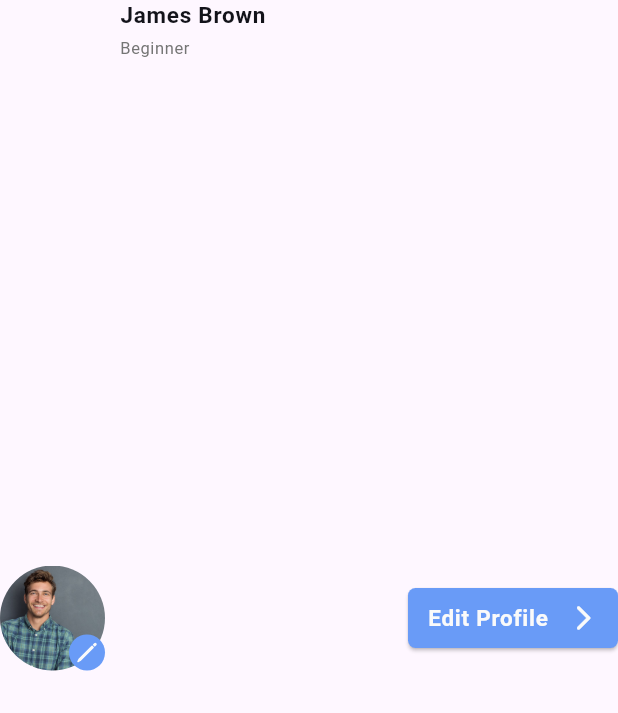
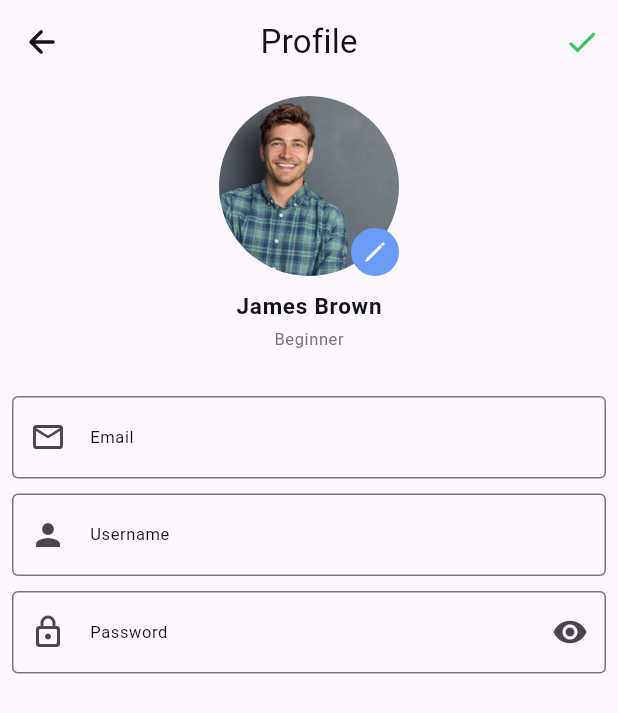
Before and after one commit to NhatToan1010/flutter_study_app, a Flutter app: the AvatarWidget widget shown alone on an empty page, opened directly with empty values, after a tap on "Edit Profile", on a phone screen of 412 x 824 dp. Shown: the top 713 px of the screen. Run offline on Flutter 3.47's test engine with Material 3 defaults, Android fonts, the phone set to English and light mode, and no system bars; our stand-ins replace cloud_firestore, firebase_auth, firebase_core, get, google_fonts, ionicons and 2 more; missing offline and left inert: otp_timer_button; accounts and stored records are empty; network calls fail.

Commit message:
Create Fetching data feature for UserModel. Create getUserDetails & getAllUser in user_repository.dart. Create update_profile_screen.dart and fetch data from 'Users' collection into update_profile_screen.dart.

```diff
--- a/lib/src/features/authentication/controllers/sign_up_controller.dart
+++ b/lib/src/features/authentication/controllers/sign_up_controller.dart
@@ -13,10 +13,10 @@ class SignUpController extends GetxController {
   final userName = TextEditingController();
 
   final userRepo = Get.put(UserRepository());
+  final userAuth = Get.put(AuthenticationRepository());
 
   void createUser(UserModel user) {
     userRepo.createUser(user);
-    AuthenticationRepository.instance
-        .createUserWithEmailAndPassword(user.email, user.password);
+    userAuth.createUserWithEmailAndPassword(user.email, user.password);
   }
 }
--- a/lib/src/features/authentication/models/user_model.dart
+++ b/lib/src/features/authentication/models/user_model.dart
@@ -1,3 +1,5 @@
+import 'package:cloud_firestore/cloud_firestore.dart';
+
 class UserModel {
   final String? id;
   final String userName;
@@ -13,4 +15,15 @@ class UserModel {
   toJSON() {
     return {"UserName": userName, "Email": email, "Password": password};
   }
+
+  // --- Fetch user data form FireStore to UserModel
+  factory UserModel.fromSnapshot(
+      DocumentSnapshot<Map<String, dynamic>> document) {
+    final data = document.data()!;
+    return UserModel(
+        id: document.id,
+        userName: data["UserName"],
+        email: data["Email"],
+        password: data["Password"]);
+  }
 }
--- a/lib/src/features/authentication/screens/sign_up_screen/widget/sign_up_form_widget.dart
+++ b/lib/src/features/authentication/screens/sign_up_screen/widget/sign_up_form_widget.dart
@@ -74,7 +74,6 @@ class SignUpForm extends StatelessWidget {
               ),
             ),
           ),
-          const SizedBox(height: 10.0),
           const SizedBox(height: 20.0),
           /* --- Button Sign Up --- */
           SizedBox(
@@ -86,8 +85,7 @@ class SignUpForm extends StatelessWidget {
                       email: controller.email.text.trim(),
                       password: controller.password.text.trim());
                   if (formKey.currentState!.validate()) {
-                    SignUpController.instance.createUser(user);
-                    Get.offAll(const DashBoard());
+                    controller.createUser(user);
                   }
                 },
                 child: Text(
--- /dev/null
+++ b/lib/src/features/home/controllers/profile/profile_controller.dart
@@ -0,0 +1,27 @@
+import 'package:flutter/material.dart';
+import 'package:flutter_study_app/src/repository/authentication_repository/authentication_repository.dart';
+import 'package:flutter_study_app/src/repository/authentication_repository/user_repository.dart';
+import 'package:get/get.dart';
+
+class ProfileController extends GetxController {
+  static ProfileController get find => Get.find();
+
+  final authRepo = Get.put(AuthenticationRepository());
+  final userRepo = Get.put(UserRepository());
+
+  // --- Get User Email and pass into UserRepository to fetch user record
+  getUserDetails() {
+    final email = authRepo.firebaseUser.value?.email;
+    if (email != null) {
+      return userRepo.getUserDetails(email);
+    } else {
+      Get.snackbar("Error", "Something went wrong!",
+          backgroundColor: Colors.redAccent.withOpacity(0.1),
+          colorText: Colors.red,
+          snackPosition: SnackPosition.BOTTOM);
+    }
+  }
+  getAllUser() {
+    return userRepo.getAllUser();
+  }
+}
--- a/lib/src/features/home/screens/dashboard/widget/bottom_navigation_bar.dart
+++ b/lib/src/features/home/screens/dashboard/widget/bottom_navigation_bar.dart
@@ -1,6 +1,7 @@
 import 'package:flutter/material.dart';
 import 'package:flutter_study_app/src/constants/colors.dart';
 import 'package:flutter_study_app/src/features/home/screens/dashboard/dashboard.dart';
+import 'package:flutter_study_app/src/features/home/screens/profile/profile_screen.dart';
 import 'package:get/get.dart';
 
 class DashBoardBottomNavigationBar extends StatelessWidget {
@@ -38,7 +39,7 @@ class DashBoardBottomNavigationBar extends StatelessWidget {
             label: "News"),
         BottomNavigationBarItem(
             icon: IconButton(
-              onPressed: () {},
+              onPressed: () => Get.to(const ProfileScreen()),
               icon: const Icon(Icons.person_outline_rounded),
               splashRadius: 1,
             ),
--- a/lib/src/features/home/screens/profile/profile_screen.dart
+++ b/lib/src/features/home/screens/profile/profile_screen.dart
@@ -48,15 +48,15 @@ class ProfileScreen extends StatelessWidget {
             mainAxisAlignment: MainAxisAlignment.spaceBetween,
             crossAxisAlignment: CrossAxisAlignment.start,
             children: [
-              // --- Avatar & Edit Button ---
+              /* --- Avatar & Edit Button --- */
               AvatarWidget(txtTheme: txtTheme),
               const SizedBox(height: 30.0),
               const Divider(),
               const SizedBox(height: 10.0),
-              // --- Features ---
+              /* --- Features --- */
               FeaturesWidget(txtTheme: txtTheme),
               const SizedBox(height: 30.0),
-              // --- Logout Button ---
+              /* --- Logout Button --- */
               LogoutButtonWidget(size: size, txtTheme: txtTheme)
             ],
           ),
--- /dev/null
+++ b/lib/src/features/home/screens/profile/update_profile_screen.dart
@@ -0,0 +1,185 @@
+import 'package:flutter/cupertino.dart';
+import 'package:flutter/material.dart';
+import 'package:flutter_study_app/src/constants/colors.dart';
+import 'package:flutter_study_app/src/constants/image_strings.dart';
+import 'package:flutter_study_app/src/constants/sizes.dart';
+import 'package:flutter_study_app/src/constants/text_strings.dart';
+import 'package:flutter_study_app/src/features/authentication/models/user_model.dart';
+import 'package:flutter_study_app/src/features/home/controllers/profile/profile_controller.dart';
+import 'package:get/get.dart';
+import 'package:get/get_core/src/get_main.dart';
+import 'package:ionicons/ionicons.dart';
+
+class UpdateProfileScreen extends StatelessWidget {
+  const UpdateProfileScreen({super.key});
+
+  @override
+  Widget build(BuildContext context) {
+    final txtTheme = Theme.of(context).textTheme;
+    final controller = Get.put(ProfileController());
+
+    return Scaffold(
+      appBar: AppBar(
+        centerTitle: true,
+        backgroundColor: Colors.transparent,
+        elevation: 0,
+        leading: IconButton(
+          icon: const Icon(Ionicons.arrow_back, color: darkColor700),
+          onPressed: () => Get.back(),
+          splashRadius: 1,
+        ),
+        title: Text(
+          txtProfile,
+          style: txtTheme.titleMedium,
+        ),
+        actions: [
+          IconButton(
+            onPressed: () {},
+            splashRadius: 1,
+            icon: const Icon(
+              Icons.check,
+              color: CupertinoColors.activeGreen,
+            ),
+          )
+        ],
+      ),
+      body: SingleChildScrollView(
+        child: Container(
+          padding: const EdgeInsets.all(defaultPaddingSize),
+          /* --- Wrap Widget with FutureBuilder --- */
+          child: FutureBuilder(
+            future: controller.getUserDetails(),
+            builder: (context, snapshot) {
+              /* --- When User have been connected --- */
+              if (snapshot.connectionState == ConnectionState.done) {
+                if (snapshot.hasData) {
+                  /* --- Return Update Profile Screen UI --- */
+                  UserModel userData = snapshot.data as UserModel;
+                  return Column(
+                    mainAxisAlignment: MainAxisAlignment.center,
+                    children: [
+                      /* --- Avatar --- */
+                      Stack(
+                        children: [
+                          SizedBox(
+                            width: 120,
+                            height: 120,
+                            child: ClipRRect(
+                              borderRadius: BorderRadius.circular(500.0),
+                              child: const Image(
+                                image: AssetImage(imgAvatar1),
+                                fit: BoxFit.cover,
+                              ),
+                            ),
+                          ),
+                          Positioned(
+                            bottom: 0,
+                            right: 0,
+                            child: Container(
+                                width: 32,
+                                height: 32,
+                                decoration: BoxDecoration(
+                                    borderRadius: BorderRadius.circular(100),
+                                    color: blueAccent),
+                                child: const Icon(
+                                  Ionicons.pencil_outline,
+                                  color: lightColor500,
+                                  size: 16,
+                                )),
+                          ),
+                        ],
+                      ),
+                      const SizedBox(height: 10.0),
+                      /* --- Name & Class --- */
+                      Column(
+                        crossAxisAlignment: CrossAxisAlignment.center,
+                        children: [
+                          Text(
+                            txtName,
+                            style: txtTheme.labelMedium,
+                          ),
+                          const SizedBox(height: 5.0),
+                          Text(
+                            txtBeginner,
+                            style: txtTheme.bodySmall
+                                ?.apply(color: darkColor200),
+                          ),
+                        ],
+                      ),
+                      const SizedBox(height: 30.0),
+                      /* --- Editable Sections --- */
+                      Form(
+                          child: Column(
+                        children: [
+                          /* --- Email --- */
+                          TextFormField(
+                            initialValue: userData.email,
+                            keyboardType: TextInputType.emailAddress,
+                            decoration: InputDecoration(
+                              prefixIcon: const Icon(Icons.email_outlined),
+                              border: const OutlineInputBorder(),
+                              label: Text(
+                                txtEmail,
+                                style: Theme.of(context).textTheme.bodySmall,
+                              ),
+                            ),
+                          ),
+                          const SizedBox(height: 10.0),
+                          /* --- Username --- */
+                          TextFormField(
+                            initialValue: userData.userName,
+                            decoration: InputDecoration(
+                              prefixIcon: const Icon(Icons.person),
+                              border: const OutlineInputBorder(),
+                              label: Text(
+                                txtUsername,
+                                style: Theme.of(context).textTheme.bodySmall,
+                              ),
+                            ),
+                          ),
+                          const SizedBox(height: 10.0),
+                          /* --- Password --- */
+                          TextFormField(
+                            initialValue: userData.password,
+                            obscureText: true,
+                            decoration: InputDecoration(
+                              prefixIcon:
+                                  const Icon(Icons.lock_outline_rounded),
+                              suffixIcon:
+                                  const Icon(Icons.remove_red_eye_rounded),
+                              border: const OutlineInputBorder(),
+                              label: Text(
+                                txtPassword,
+                                style: Theme.of(context).textTheme.bodySmall,
+                              ),
+                            ),
+                          ),
+                        ],
+                      ))
+                    ],
+                  );
+                }
+                /* --- When Connection error --- */
+                else {
+                  return Center(
+                    child: Text(
+                      "Something went wrong!",
+                      style: txtTheme.titleSmall
+                          ?.apply(color: Colors.grey.withOpacity(0.7)),
+                    ),
+                  );
+                }
+              }
+              /* --- When waiting for Connection --- */
+              else {
+                return const Center(
+                  child: CircularProgressIndicator(),
+                );
+              }
+            },
+          ),
+        ),
+      ),
+    );
+  }
+}
--- a/lib/src/features/home/screens/profile/widget/profile_avatar_widget.dart
+++ b/lib/src/features/home/screens/profile/widget/profile_avatar_widget.dart
@@ -3,6 +3,9 @@ import 'package:flutter/material.dart';
 import 'package:flutter_study_app/src/constants/colors.dart';
 import 'package:flutter_study_app/src/constants/image_strings.dart';
 import 'package:flutter_study_app/src/constants/text_strings.dart';
+import 'package:flutter_study_app/src/features/home/screens/profile/update_profile_screen.dart';
+import 'package:get/get.dart';
+import 'package:get/get_core/src/get_main.dart';
 import 'package:ionicons/ionicons.dart';
 
 class AvatarWidget extends StatelessWidget {
@@ -73,7 +76,7 @@ class AvatarWidget extends StatelessWidget {
         ),
         // --- Edit Profile Button ---
         ElevatedButton(
-            onPressed: () {},
+            onPressed: () => Get.to(const UpdateProfileScreen()),
             style: ElevatedButton.styleFrom(
                 backgroundColor: blueAccent,
                 foregroundColor: lightColor500,
--- a/lib/src/repository/authentication_repository/authentication_repository.dart
+++ b/lib/src/repository/authentication_repository/authentication_repository.dart
@@ -11,6 +11,7 @@ class AuthenticationRepository extends GetxController {
   final auth = FirebaseAuth.instance;
   late final Rx<User?> firebaseUser;
 
+  // --- Set up when User start Application ---
   @override
   void onReady() {
     Future.delayed(const Duration(seconds: 5));
--- a/lib/src/repository/authentication_repository/user_repository.dart
+++ b/lib/src/repository/authentication_repository/user_repository.dart
@@ -1,5 +1,4 @@
 import 'package:cloud_firestore/cloud_firestore.dart';
-import 'package:firebase_auth/firebase_auth.dart';
 import 'package:flutter/material.dart';
 import 'package:flutter_study_app/src/constants/colors.dart';
 import 'package:flutter_study_app/src/features/authentication/models/user_model.dart';
@@ -10,6 +9,7 @@ class UserRepository extends GetxController {
 
   final db = FirebaseFirestore.instance;
 
+  // --- Store User Data to FireStore ---
   Future<void> createUser(UserModel user) async {
       await db.collection("Users").add(user.toJSON())
         .whenComplete(
@@ -25,7 +25,20 @@ class UserRepository extends GetxController {
             colorText: Colors.red,
             snackPosition: SnackPosition.BOTTOM);
             print(error.toString());
-            return null;
+            return error;
         });
   }
+
+  // --- Fetch Current User or All User to Application ---
+  Future<UserModel> getUserDetails(String email) async {
+    final snapshot = await db.collection("Users").where("Email", isEqualTo: email).get();
+    final userData = snapshot.docs.map((e) => UserModel.fromSnapshot(e)).single;
+    return userData;
+  }
+
+  Future<List<UserModel>> getAllUser() async {
+    final snapshot = await db.collection("Users").get();
+    final userData = snapshot.docs.map((e) => UserModel.fromSnapshot(e)).toList();
+    return userData;
+  }
 }
```
